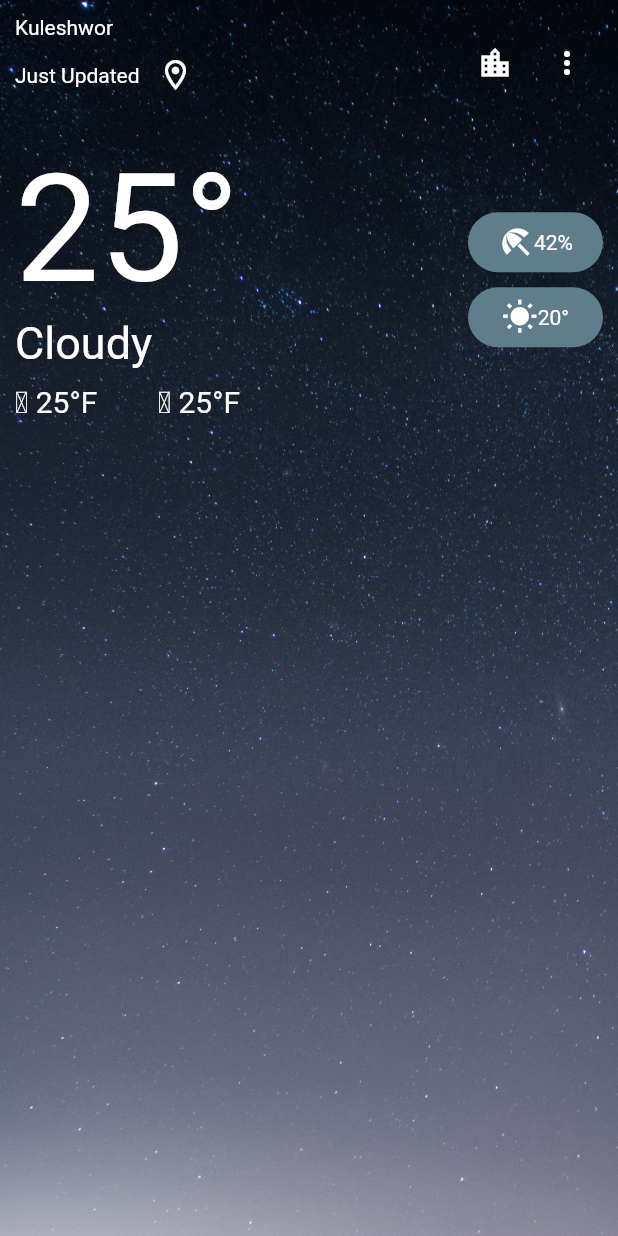
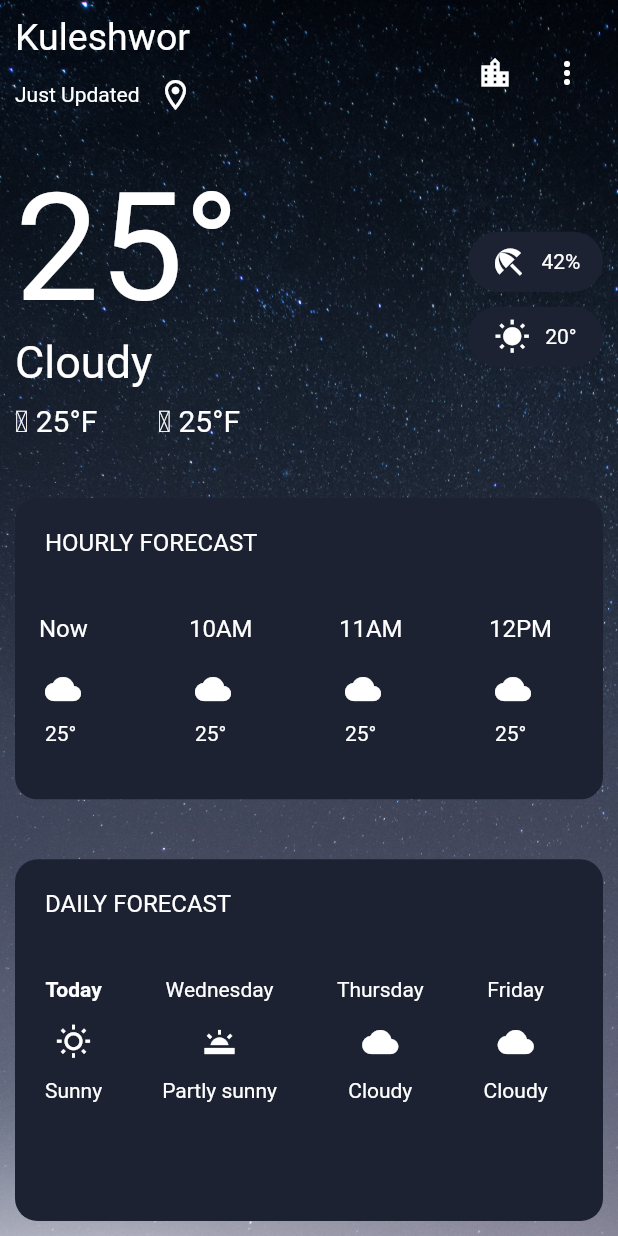
Before and after one commit to khadkabindu/flutter_weather, a Flutter app: the screen it shows after launch, on a phone screen of 412 x 824 dp. Run offline on Flutter 3.47's test engine with Material 2 defaults, Android fonts, the phone set to English and light mode, and no system bars.

Commit message:
added ui for hourly and daily weather

```diff
--- /dev/null
+++ b/lib/daily_forecast.dart
@@ -0,0 +1,41 @@
+import 'package:flutter/material.dart';
+import 'package:flutter_weather/week_slots.dart';
+
+class DailyForecastCard extends StatefulWidget {
+  const DailyForecastCard({Key? key}) : super(key: key);
+
+  @override
+  State<DailyForecastCard> createState() => _DailyForecastCardState();
+}
+
+class _DailyForecastCardState extends State<DailyForecastCard> {
+  @override
+  Widget build(BuildContext context) {
+    return Container(
+      decoration: BoxDecoration(
+        borderRadius: BorderRadius.circular(15),
+        color: Color(0xff1c2232),
+      ),
+      child: Column(
+        crossAxisAlignment: CrossAxisAlignment.start,
+        children: [
+          Padding(
+            padding: EdgeInsets.symmetric(horizontal: 20, vertical: 20),
+            child: Text(
+              "DAILY FORECAST",
+              style: TextStyle(
+                color: Colors.white,
+                fontSize: 16,
+              ),
+            ),
+          ),
+          Column(
+            children: [
+              DaysList(),
+            ],
+          ),
+        ],
+      ),
+    );
+  }
+}
--- /dev/null
+++ b/lib/hourly_forecast.dart
@@ -0,0 +1,38 @@
+import 'package:flutter/material.dart';
+import 'package:flutter_weather/time_slots.dart';
+
+class HourlyForecastCard extends StatefulWidget {
+  const HourlyForecastCard({Key? key}) : super(key: key);
+
+  @override
+  State<HourlyForecastCard> createState() => _HourlyForecastCardState();
+}
+
+class _HourlyForecastCardState extends State<HourlyForecastCard> {
+  @override
+  Widget build(BuildContext context) {
+    return Container(
+      decoration: BoxDecoration(
+        borderRadius: BorderRadius.circular(15),
+        color: Color(0xff1c2232),
+      ),
+      child: Column(
+        crossAxisAlignment: CrossAxisAlignment.start,
+        children: [
+          Padding(
+            padding: EdgeInsets.symmetric(horizontal: 20, vertical: 20),
+              child: Text(
+            "HOURLY FORECAST",
+            style: TextStyle(
+                color: Colors.white, fontSize: 16),
+          )),
+          Column(
+            children: [
+              TimeSlots(),
+            ],
+          ),
+        ],
+      ),
+    );
+  }
+}
--- a/lib/main.dart
+++ b/lib/main.dart
@@ -1,12 +1,12 @@
 import 'package:flutter/material.dart';
+import 'package:flutter_weather/daily_forecast.dart';
+import 'package:flutter_weather/hourly_forecast.dart';
 
 void main() {
   runApp(WeatherApp());
 }
 
 class WeatherApp extends StatelessWidget {
-
-
   @override
   Widget build(BuildContext context) {
     return MaterialApp(
@@ -34,11 +34,11 @@ class WeatherApp extends StatelessWidget {
                           children: [
                             Text(
                               "Kuleshwor",
-                              style: TextStyle(color: Colors.white),
+                              style:
+                                  TextStyle(color: Colors.white, fontSize: 25),
                             ),
                             Row(
                               children: [
-
                                 Text(
                                   "Just Updated",
                                   style: TextStyle(color: Colors.white),
@@ -60,18 +60,22 @@ class WeatherApp extends StatelessWidget {
                             children: [
                               IconButton(
                                 onPressed: () {},
-                                icon: Icon(Icons.location_city, color: Colors.white),
+                                icon: Icon(Icons.location_city,
+                                    color: Colors.white),
                               ),
                               IconButton(
                                 onPressed: () {},
-                                icon: Icon(Icons.more_vert_rounded, color: Colors.white),
+                                icon: Icon(Icons.more_vert_rounded,
+                                    color: Colors.white),
                               ),
                             ],
                           ),
                         ),
                       ],
                     ),
-                    SizedBox(height: 20,),
+                    SizedBox(
+                      height: 20,
+                    ),
                     Row(
                       mainAxisAlignment: MainAxisAlignment.spaceBetween,
                       children: [
@@ -79,16 +83,35 @@ class WeatherApp extends StatelessWidget {
                           crossAxisAlignment: CrossAxisAlignment.start,
                           mainAxisAlignment: MainAxisAlignment.spaceBetween,
                           children: [
-                            Text('25\u00B0', style: TextStyle(color: Colors.white, fontSize: 100),),
-                            Text('Cloudy',style: TextStyle(color: Colors.white, fontSize: 30),),
-                            SizedBox(height: 10,),
+                            Text(
+                              '25\u00B0',
+                              style:
+                                  TextStyle(color: Colors.white, fontSize: 100),
+                            ),
+                            Text(
+                              'Cloudy',
+                              style:
+                                  TextStyle(color: Colors.white, fontSize: 30),
+                            ),
+                            SizedBox(
+                              height: 10,
+                            ),
                             Container(
                               width: 150,
                               child: Row(
-                                mainAxisAlignment: MainAxisAlignment.spaceBetween,
+                                mainAxisAlignment:
+                                    MainAxisAlignment.spaceBetween,
                                 children: [
-                                  Text('\u2191' + ' 25\u00B0F', style: TextStyle(color: Colors.white, fontSize: 20),),
-                                  Text('\u2193' + ' 25\u00B0F', style: TextStyle(color: Colors.white, fontSize: 20),),
+                                  Text(
+                                    '\u2191' + ' 25\u00B0F',
+                                    style: TextStyle(
+                                        color: Colors.white, fontSize: 20),
+                                  ),
+                                  Text(
+                                    '\u2193' + ' 25\u00B0F',
+                                    style: TextStyle(
+                                        color: Colors.white, fontSize: 20),
+                                  ),
                                 ],
                               ),
                             )
@@ -97,13 +120,36 @@ class WeatherApp extends StatelessWidget {
                         Column(
                           mainAxisAlignment: MainAxisAlignment.spaceBetween,
                           children: [
-                            CustomIcon(iconType: Icons.beach_access, value: "42", unit: "%",),
-                            SizedBox(height: 10,),
-                            CustomIcon(iconType: Icons.wb_sunny, value: "20", unit: "\u00B0",)
-
+                            CustomIcon(
+                              iconType: Icons.beach_access,
+                              value: "42",
+                              unit: "%",
+                            ),
+                            SizedBox(
+                              height: 10,
+                            ),
+                            CustomIcon(
+                              iconType: Icons.wb_sunny,
+                              value: "20",
+                              unit: "\u00B0",
+                            )
                           ],
                         )
                       ],
+                    ),
+                    SizedBox(
+                      height: 40,
+                    ),
+                    Flexible(
+                      flex: 5,
+                      child: HourlyForecastCard(),
+                    ),
+                    SizedBox(
+                      height: 40,
+                    ),
+                    Flexible(
+                      flex: 6,
+                      child: DailyForecastCard(),
                     ),
                   ],
                 ),
@@ -116,29 +162,37 @@ class WeatherApp extends StatelessWidget {
   }
 }
 
-
 class CustomIcon extends StatelessWidget {
   final IconData iconType;
   final String value;
   final String unit;
 
-  const CustomIcon({Key? key, required this.iconType, required this.value, required this.unit}) : super(key: key);
+  const CustomIcon(
+      {Key? key,
+      required this.iconType,
+      required this.value,
+      required this.unit})
+      : super(key: key);
 
   @override
   Widget build(BuildContext context) {
     return Container(
       decoration: BoxDecoration(
-          borderRadius: BorderRadius.circular(30),
-          color: Colors.blueGrey
-      ),
+          borderRadius: BorderRadius.circular(30), color: Color(0xff1c2232)),
       height: 40,
       width: 90,
       child: Row(
         mainAxisAlignment: MainAxisAlignment.center,
         children: [
-          Icon(iconType, color: Colors.white,),
-          Text(value+ unit, style: TextStyle(color: Colors.white),)
-
+          Icon(
+            iconType,
+            color: Colors.white,
+          ),
+          SizedBox(width: 10,),
+          Text(
+            value + unit,
+            style: TextStyle(color: Colors.white),
+          )
         ],
       ),
     );
--- /dev/null
+++ b/lib/time_slots.dart
@@ -0,0 +1,101 @@
+import 'package:flutter/material.dart';
+import 'package:intl/intl.dart';
+
+class TimeSlots extends StatelessWidget {
+  final List<String> timeSlots = [];
+
+  @override
+  Widget build(BuildContext context) {
+    final now = DateTime.now();
+
+    // Generate current time
+    final currentTime = 'Now';
+
+    // Generate time slots starting from the current hour
+    DateTime startTime = DateTime(now.year, now.month, now.day, now.hour);
+    final endTime = DateTime(now.year, now.month, now.day, 23, 59, 59);
+
+    if (startTime.isBefore(endTime)) {
+      final timeSlotFormatted = DateFormat('ha').format(startTime);
+      timeSlots.add(timeSlotFormatted);
+      startTime = startTime.add(Duration(hours: 1)); // Increment by 1 hour
+    }
+
+    while (startTime.isBefore(endTime)) {
+      final timeSlotFormatted = DateFormat('ha').format(startTime);
+      timeSlots.add(timeSlotFormatted);
+      startTime = startTime.add(Duration(hours: 1)); // Increment by 1 hour
+    }
+
+    return Container(
+      height: 130,
+      width: 500,
+      child: ListView.builder(
+        scrollDirection: Axis.horizontal,
+        itemCount: timeSlots.length + 1,
+        itemBuilder: (context, index) {
+          if (index == 0) {
+            return Column(
+              crossAxisAlignment: CrossAxisAlignment.start,
+              children: [
+                Container(
+                  width: 100,
+                  child: ListTile(
+                    title: Text(
+                      currentTime,
+                      style: TextStyle(color: Colors.white),
+                    ),
+                  ),
+                ),
+                Padding(
+                  padding: EdgeInsets.symmetric(horizontal: 20),
+                  child: Icon(
+                    Icons.cloud,
+                    color: Colors.white,
+                  ),
+                ),
+                SizedBox(height: 10,),
+                Padding(
+                  padding: EdgeInsets.symmetric(horizontal: 20),
+                  child: Text(
+                    "25\u00B0",
+                    style: TextStyle(color: Colors.white),
+                  ),
+                )
+              ],
+            );
+          }
+          return Column(
+            crossAxisAlignment: CrossAxisAlignment.start,
+            children: [
+              Container(
+                width: 100,
+                child: ListTile(
+                  title: Text(
+                    timeSlots[index - 1],
+                    style: TextStyle(color: Colors.white),
+                  ),
+                ),
+              ),
+              Padding(
+                padding: EdgeInsets.symmetric(horizontal: 20),
+                child: Icon(
+                  Icons.cloud,
+                  color: Colors.white,
+                ),
+              ),
+              SizedBox(height: 10,),
+              Padding(
+                padding: EdgeInsets.symmetric(horizontal: 20),
+                child: Text(
+                  "25\u00B0",
+                  style: TextStyle(color: Colors.white),
+                ),
+              )
+            ],
+          );
+        },
+      ),
+    );
+  }
+}
--- /dev/null
+++ b/lib/week_slots.dart
@@ -0,0 +1,74 @@
+import 'package:flutter/material.dart';
+
+class DaysList extends StatelessWidget {
+  final List<String> daysOfWeek = [
+    'Monday',
+    'Tuesday',
+    'Wednesday',
+    'Thursday',
+    'Friday',
+    'Saturday',
+    'Sunday',
+  ];
+
+  final List<IconData> weatherIcon = [
+    Icons.wb_sunny_outlined,
+    Icons.wb_twighlight,
+    Icons.wb_cloudy,
+    Icons.wb_cloudy,
+    Icons.wb_sunny_outlined,
+    Icons.wb_sunny_outlined,
+    Icons.wb_cloudy
+  ];
+  final List<String> weather = [
+    "Sunny",
+    "Partly sunny",
+    "Cloudy",
+    "Cloudy",
+    "Sunny",
+    "Rainy",
+    "Cloudy"
+  ];
+
+  @override
+  Widget build(BuildContext context) {
+    final today = DateTime.now().weekday - 1;
+
+    return Container(
+      height: 180,
+      child: ListView.builder(
+        scrollDirection: Axis.horizontal,
+        itemCount: 7,
+        itemBuilder: (BuildContext context, int index) {
+          final dayIndex = (today + index) % 7;
+          final dayName = daysOfWeek[dayIndex];
+          final isToday = index == 0;
+
+          return Container(
+            margin: EdgeInsets.all(10.0),
+            padding: EdgeInsets.all(10.0),
+            child: Column(
+              children: [
+                Text(
+                  isToday ? "Today" : dayName,
+                  style: TextStyle(
+                    color: Colors.white,
+                    fontWeight: isToday ? FontWeight.bold : FontWeight.normal,
+                  ),
+                ),
+                SizedBox(height: 15,),
+                Icon(
+                  weatherIcon[index],
+                  color: Colors.white,
+                ),
+                SizedBox(height: 12,),
+
+                Text(weather[index], style: TextStyle(color: Colors.white),)
+              ],
+            ),
+          );
+        },
+      ),
+    );
+  }
+}
--- a/pubspec.yaml
+++ b/pubspec.yaml
@@ -29,6 +29,7 @@ environment:
 dependencies:
   flutter:
     sdk: flutter
+  intl: ^0.18.1
 
 
   # The following adds the Cupertino Icons font to your application.
```
Also changed, not shown: pubspec.lock.
